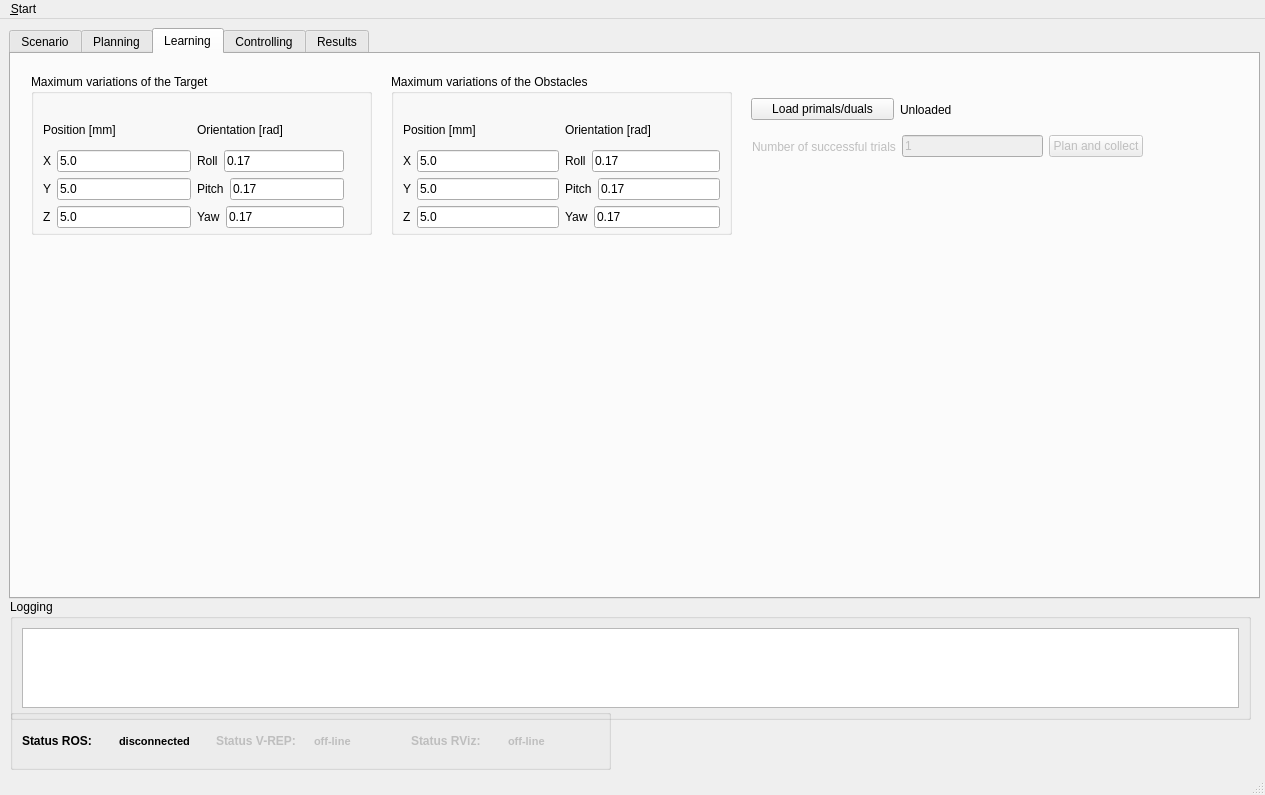
Qt form ui/main_window.ui (zohannn/motion_manager) before a commit.
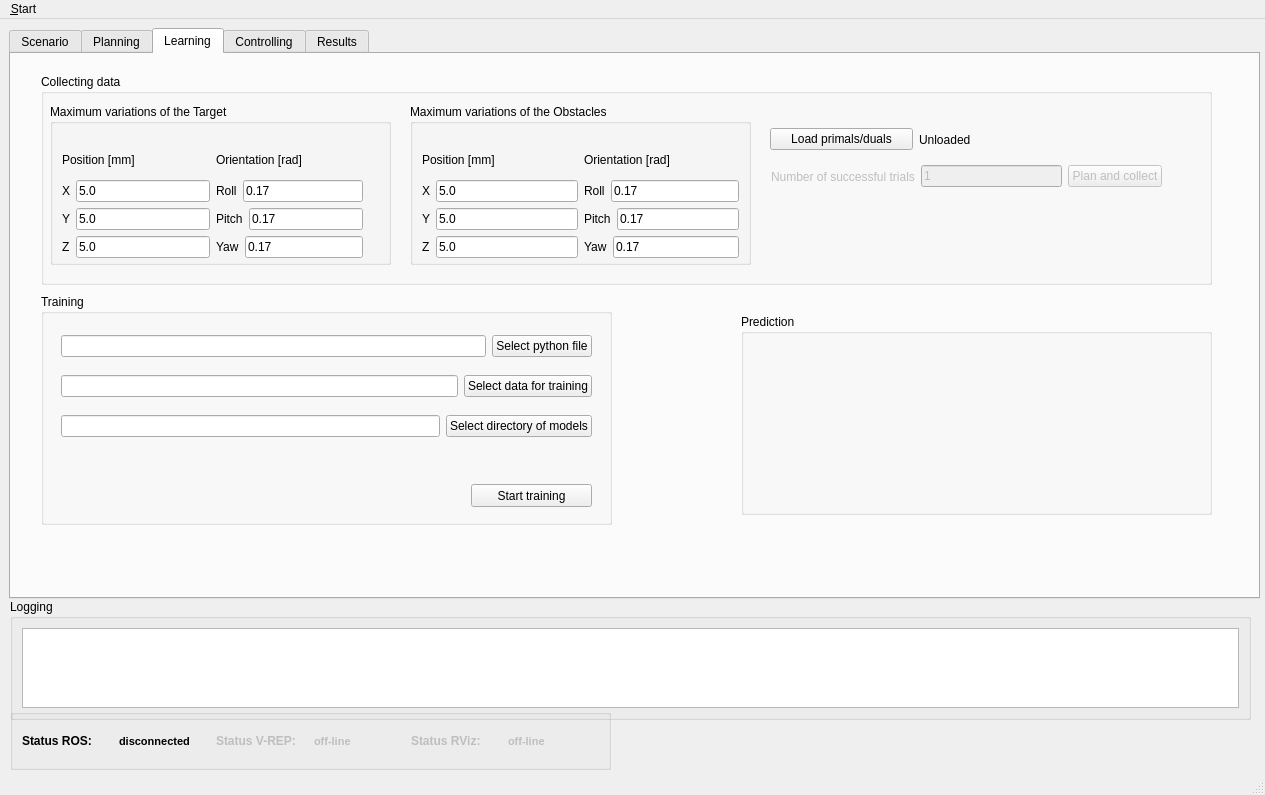
The same form after that commit. The open tabs and pages were chosen to show the change. Icons and pictures are not drawn. Custom widgets are drawn as their Qt base class.

Diff of the .ui file:
```diff
--- a/ui/main_window.ui
+++ b/ui/main_window.ui
@@ -1057,166 +1057,65 @@
      <attribute name="title">
       <string>Learning</string>
      </attribute>
-     <widget class="QGroupBox" name="groupBox_tar_var">
+     <widget class="QGroupBox" name="groupBox_collection">
       <property name="geometry">
        <rect>
-        <x>20</x>
+        <x>30</x>
         <y>20</y>
-        <width>341</width>
-        <height>161</height>
+        <width>1171</width>
+        <height>211</height>
        </rect>
       </property>
       <property name="title">
-       <string>Maximum variations of the Target</string>
+       <string>Collecting data</string>
       </property>
-      <widget class="QWidget" name="">
+      <widget class="QWidget" name="layoutWidget">
        <property name="geometry">
         <rect>
-         <x>12</x>
-         <y>42</y>
-         <width>301</width>
-         <height>112</height>
+         <x>730</x>
+         <y>90</y>
+         <width>391</width>
+         <height>25</height>
         </rect>
        </property>
-       <layout class="QHBoxLayout" name="horizontalLayout_53">
+       <layout class="QHBoxLayout" name="horizontalLayout_46">
         <item>
-         <layout class="QVBoxLayout" name="verticalLayout_18">
-          <item>
-           <widget class="QLabel" name="label_tar_pos_var">
-            <property name="text">
-             <string>Position [mm]</string>
-            </property>
-           </widget>
-          </item>
-          <item>
-           <layout class="QHBoxLayout" name="horizontalLayout_40">
-            <item>
-             <widget class="QLabel" name="label_tar_x_pos_var">
+         <widget class="QLabel" name="label_trials">
+          <property name="enabled">
+           <bool>false</bool>
+          </property>
               <property name="text">
-               <string>X</string>
+           <string>Number of successful trials</string>
               </property>
              </widget>
             </item>
             <item>
-             <widget class="QLineEdit" name="lineEdit_tar_x_var">
-              <property name="text">
-               <string>5.0</string>
-              </property>
-             </widget>
-            </item>
-           </layout>
-          </item>
-          <item>
-           <layout class="QHBoxLayout" name="horizontalLayout_48">
-            <item>
-             <widget class="QLabel" name="label_tar_y_pos_var">
+         <widget class="QLineEdit" name="lineEdit_trials">
+          <property name="enabled">
+           <bool>false</bool>
+          </property>
               <property name="text">
-               <string>Y</string>
+           <string>1</string>
               </property>
              </widget>
             </item>
             <item>
-             <widget class="QLineEdit" name="lineEdit_tar_y_var">
-              <property name="text">
-               <string>5.0</string>
-              </property>
-             </widget>
-            </item>
-           </layout>
-          </item>
-          <item>
-           <layout class="QHBoxLayout" name="horizontalLayout_49">
-            <item>
-             <widget class="QLabel" name="label_tar_z_pos_var">
+         <widget class="QPushButton" name="pushButton_plan_collect">
+          <property name="enabled">
+           <bool>false</bool>
+          </property>
               <property name="text">
-               <string>Z</string>
+           <string>Plan and collect</string>
               </property>
              </widget>
             </item>
-            <item>
-             <widget class="QLineEdit" name="lineEdit_tar_z_var">
-              <property name="text">
-               <string>5.0</string>
-              </property>
-             </widget>
-            </item>
-           </layout>
-          </item>
-         </layout>
-        </item>
-        <item>
-         <layout class="QVBoxLayout" name="verticalLayout_19">
-          <item>
-           <widget class="QLabel" name="label_tar_orient_var">
-            <property name="text">
-             <string>Orientation [rad]</string>
-            </property>
-           </widget>
-          </item>
-          <item>
-           <layout class="QHBoxLayout" name="horizontalLayout_50">
-            <item>
-             <widget class="QLabel" name="label_tar_roll_var">
-              <property name="text">
-               <string>Roll</string>
-              </property>
-             </widget>
-            </item>
-            <item>
-             <widget class="QLineEdit" name="lineEdit_tar_roll_var">
-              <property name="text">
-               <string>0.17</string>
-              </property>
-             </widget>
-            </item>
-           </layout>
-          </item>
-          <item>
-           <layout class="QHBoxLayout" name="horizontalLayout_51">
-            <item>
-             <widget class="QLabel" name="label_tar_pitch_var">
-              <property name="text">
-               <string>Pitch</string>
-              </property>
-             </widget>
-            </item>
-            <item>
-             <widget class="QLineEdit" name="lineEdit_tar_pitch_var">
-              <property name="text">
-               <string>0.17</string>
-              </property>
-             </widget>
-            </item>
-           </layout>
-          </item>
-          <item>
-           <layout class="QHBoxLayout" name="horizontalLayout_52">
-            <item>
-             <widget class="QLabel" name="label_tar_yaw_var">
-              <property name="text">
-               <string>Yaw</string>
-              </property>
-             </widget>
-            </item>
-            <item>
-             <widget class="QLineEdit" name="lineEdit_tar_yaw_var">
-              <property name="text">
-               <string>0.17</string>
-              </property>
-             </widget>
-            </item>
-           </layout>
-          </item>
-         </layout>
-        </item>
-       </layout>
-      </widget>
+       </layout>
      </widget>
      <widget class="QGroupBox" name="groupBox_obsts_var">
       <property name="geometry">
        <rect>
-        <x>380</x>
-        <y>20</y>
+         <x>369</x>
+         <y>30</y>
         <width>341</width>
         <height>161</height>
        </rect>
@@ -1224,7 +1123,7 @@
       <property name="title">
        <string>Maximum variations of the Obstacles</string>
       </property>
-      <widget class="QWidget" name="">
+       <widget class="QWidget" name="layoutWidget">
        <property name="geometry">
         <rect>
          <x>12</x>
@@ -1370,8 +1269,8 @@
      <widget class="QWidget" name="layoutWidget">
       <property name="geometry">
        <rect>
-        <x>740</x>
-        <y>40</y>
+         <x>729</x>
+         <y>50</y>
         <width>291</width>
         <height>31</height>
        </rect>
@@ -1393,47 +1292,266 @@
        </item>
       </layout>
      </widget>
+      <widget class="QGroupBox" name="groupBox_tar_var">
+       <property name="geometry">
+        <rect>
+         <x>9</x>
+         <y>30</y>
+         <width>341</width>
+         <height>161</height>
+        </rect>
+       </property>
+       <property name="title">
+        <string>Maximum variations of the Target</string>
+       </property>
      <widget class="QWidget" name="layoutWidget">
       <property name="geometry">
        <rect>
-        <x>741</x>
+          <x>12</x>
+          <y>42</y>
+          <width>301</width>
+          <height>112</height>
+         </rect>
+        </property>
+        <layout class="QHBoxLayout" name="horizontalLayout_53">
+         <item>
+          <layout class="QVBoxLayout" name="verticalLayout_18">
+           <item>
+            <widget class="QLabel" name="label_tar_pos_var">
+             <property name="text">
+              <string>Position [mm]</string>
+             </property>
+            </widget>
+           </item>
+           <item>
+            <layout class="QHBoxLayout" name="horizontalLayout_40">
+             <item>
+              <widget class="QLabel" name="label_tar_x_pos_var">
+               <property name="text">
+                <string>X</string>
+               </property>
+              </widget>
+             </item>
+             <item>
+              <widget class="QLineEdit" name="lineEdit_tar_x_var">
+               <property name="text">
+                <string>5.0</string>
+               </property>
+              </widget>
+             </item>
+            </layout>
+           </item>
+           <item>
+            <layout class="QHBoxLayout" name="horizontalLayout_48">
+             <item>
+              <widget class="QLabel" name="label_tar_y_pos_var">
+               <property name="text">
+                <string>Y</string>
+               </property>
+              </widget>
+             </item>
+             <item>
+              <widget class="QLineEdit" name="lineEdit_tar_y_var">
+               <property name="text">
+                <string>5.0</string>
+               </property>
+              </widget>
+             </item>
+            </layout>
+           </item>
+           <item>
+            <layout class="QHBoxLayout" name="horizontalLayout_49">
+             <item>
+              <widget class="QLabel" name="label_tar_z_pos_var">
+               <property name="text">
+                <string>Z</string>
+               </property>
+              </widget>
+             </item>
+             <item>
+              <widget class="QLineEdit" name="lineEdit_tar_z_var">
+               <property name="text">
+                <string>5.0</string>
+               </property>
+              </widget>
+             </item>
+            </layout>
+           </item>
+          </layout>
+         </item>
+         <item>
+          <layout class="QVBoxLayout" name="verticalLayout_19">
+           <item>
+            <widget class="QLabel" name="label_tar_orient_var">
+             <property name="text">
+              <string>Orientation [rad]</string>
+             </property>
+            </widget>
+           </item>
+           <item>
+            <layout class="QHBoxLayout" name="horizontalLayout_50">
+             <item>
+              <widget class="QLabel" name="label_tar_roll_var">
+               <property name="text">
+                <string>Roll</string>
+               </property>
+              </widget>
+             </item>
+             <item>
+              <widget class="QLineEdit" name="lineEdit_tar_roll_var">
+               <property name="text">
+                <string>0.17</string>
+               </property>
+              </widget>
+             </item>
+            </layout>
+           </item>
+           <item>
+            <layout class="QHBoxLayout" name="horizontalLayout_51">
+             <item>
+              <widget class="QLabel" name="label_tar_pitch_var">
+               <property name="text">
+                <string>Pitch</string>
+               </property>
+              </widget>
+             </item>
+             <item>
+              <widget class="QLineEdit" name="lineEdit_tar_pitch_var">
+               <property name="text">
+                <string>0.17</string>
+               </property>
+              </widget>
+             </item>
+            </layout>
+           </item>
+           <item>
+            <layout class="QHBoxLayout" name="horizontalLayout_52">
+             <item>
+              <widget class="QLabel" name="label_tar_yaw_var">
+               <property name="text">
+                <string>Yaw</string>
+               </property>
+              </widget>
+             </item>
+             <item>
+              <widget class="QLineEdit" name="lineEdit_tar_yaw_var">
+               <property name="text">
+                <string>0.17</string>
+               </property>
+              </widget>
+             </item>
+            </layout>
+           </item>
+          </layout>
+         </item>
+        </layout>
+       </widget>
+      </widget>
+     </widget>
+     <widget class="QGroupBox" name="groupBox_training">
+      <property name="geometry">
+       <rect>
+        <x>30</x>
+        <y>240</y>
+        <width>571</width>
+        <height>231</height>
+       </rect>
+      </property>
+      <property name="title">
+       <string>Training</string>
+      </property>
+      <widget class="QPushButton" name="pushButton_train">
+       <property name="geometry">
+        <rect>
+         <x>430</x>
+         <y>190</y>
+         <width>121</width>
+         <height>23</height>
+        </rect>
+       </property>
+       <property name="text">
+        <string>Start training</string>
+       </property>
+      </widget>
+      <widget class="QWidget" name="">
+       <property name="geometry">
+        <rect>
+         <x>20</x>
+         <y>40</y>
+         <width>531</width>
+         <height>25</height>
+        </rect>
+       </property>
+       <layout class="QHBoxLayout" name="horizontalLayout_60">
+        <item>
+         <widget class="QLineEdit" name="lineEdit_py_train_file"/>
+        </item>
+        <item>
+         <widget class="QPushButton" name="pushButton_py_train_file">
+          <property name="text">
+           <string>Select python file</string>
+          </property>
+         </widget>
+        </item>
+       </layout>
+      </widget>
+      <widget class="QWidget" name="">
+       <property name="geometry">
+        <rect>
+         <x>20</x>
         <y>80</y>
-        <width>391</width>
+         <width>531</width>
         <height>25</height>
        </rect>
       </property>
-      <layout class="QHBoxLayout" name="horizontalLayout_46">
+       <layout class="QHBoxLayout" name="horizontalLayout_61">
        <item>
-        <widget class="QLabel" name="label_trials">
-         <property name="enabled">
-          <bool>false</bool>
-         </property>
-         <property name="text">
-          <string>Number of successful trials</string>
-         </property>
-        </widget>
+         <widget class="QLineEdit" name="lineEdit_train_data"/>
        </item>
        <item>
-        <widget class="QLineEdit" name="lineEdit_trials">
-         <property name="enabled">
-          <bool>false</bool>
-         </property>
+         <widget class="QPushButton" name="pushButton_train_data">
          <property name="text">
-          <string>1</string>
+           <string>Select data for training</string>
          </property>
         </widget>
        </item>
-       <item>
-        <widget class="QPushButton" name="pushButton_plan_collect">
-         <property name="enabled">
-          <bool>false</bool>
-         </property>
+       </layout>
+      </widget>
+      <widget class="QWidget" name="">
+       <property name="geometry">
+        <rect>
+         <x>20</x>
+         <y>120</y>
+         <width>531</width>
+         <height>25</height>
+        </rect>
+       </property>
+       <layout class="QHBoxLayout" name="horizontalLayout_62">
+        <item>
+         <widget class="QLineEdit" name="lineEdit_models"/>
+        </item>
+        <item>
+         <widget class="QPushButton" name="pushButton_models">
          <property name="text">
-          <string>Plan and collect</string>
+           <string>Select directory of models</string>
          </property>
         </widget>
        </item>
       </layout>
+      </widget>
+     </widget>
+     <widget class="QGroupBox" name="groupBox_prediction">
+      <property name="geometry">
+       <rect>
+        <x>730</x>
+        <y>260</y>
+        <width>471</width>
+        <height>201</height>
+       </rect>
+      </property>
+      <property name="title">
+       <string>Prediction</string>
+      </property>
      </widget>
     </widget>
     <widget class="QWidget" name="tab_control">
```
Left out of the diff: 2 changed lines with no effect on the pictures. Lines whose indentation alone changed are shown as unchanged.
